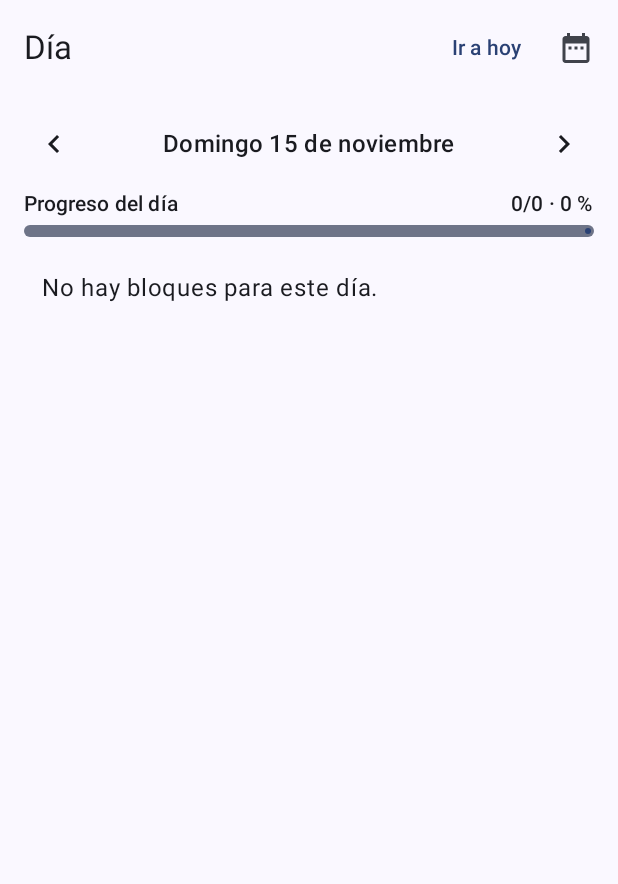
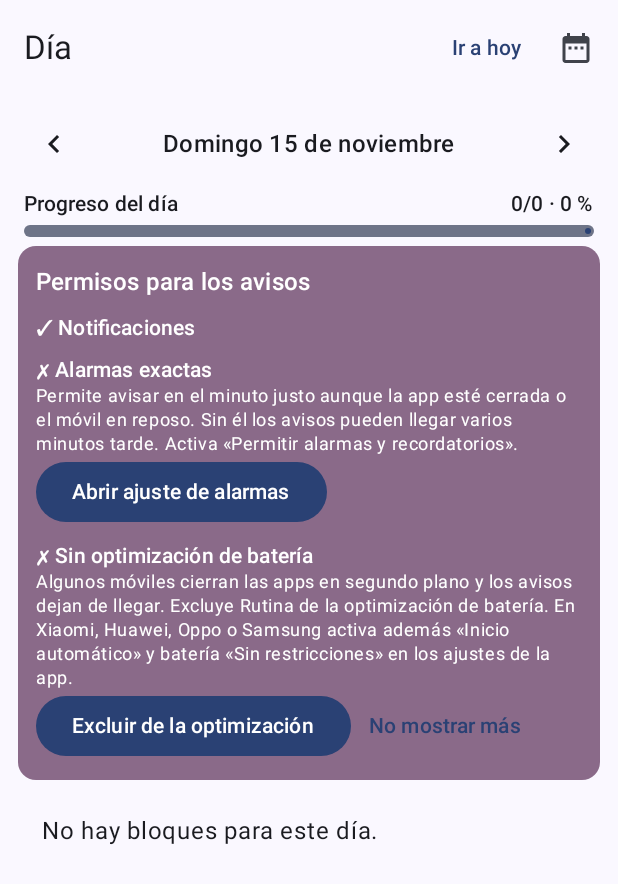
Before and after one commit to Sunless404/KT, an Android app built with Jetpack Compose: the composable TodayScreen shown on its own in the app's theme, after a tap on "Día anterior", on a phone screen of 412 x 824 dp. Shown: the top 884 px of the screen. Run offline under Robolectric (Android 15) with nearby library versions, the phone set to English and light mode, and no system bars; our stand-ins replace Room's generated code.

Commit message:
Fase 2: avisos con alarmas exactas, acciones en la notificación, permisos y ajustes

```diff
--- a/app/src/main/java/com/sunless404/rutina/data/Repository.kt
+++ b/app/src/main/java/com/sunless404/rutina/data/Repository.kt
@@ -3,6 +3,7 @@ package com.sunless404.rutina.data
 import androidx.room.withTransaction
 import kotlinx.coroutines.flow.Flow
 import kotlinx.coroutines.flow.combine
+import kotlinx.coroutines.flow.first
 import kotlinx.coroutines.sync.Mutex
 import kotlinx.coroutines.sync.withLock
 import java.time.LocalDate
@@ -66,6 +67,8 @@ class Repository(private val db: AppDatabase) {
             }
         }
     }
+
+    suspend fun range(from: LocalDate, to: LocalDate): Map<Long, DayData> = observeRange(from, to).first()
 
     suspend fun entriesBetween(from: LocalDate, to: LocalDate): List<DayEntry> =
         dao.entriesBetween(from.toEpochDay(), to.toEpochDay())
--- /dev/null
+++ b/app/src/main/java/com/sunless404/rutina/ui/settings/PermissionsCard.kt
@@ -0,0 +1,162 @@
+package com.sunless404.rutina.ui.settings
+
+import android.Manifest
+import android.annotation.SuppressLint
+import android.content.Context
+import android.content.Intent
+import android.content.pm.PackageManager
+import android.net.Uri
+import android.os.Build
+import android.os.PowerManager
+import android.provider.Settings
+import androidx.activity.compose.rememberLauncherForActivityResult
+import androidx.activity.result.contract.ActivityResultContracts
+import androidx.compose.foundation.layout.Column
+import androidx.compose.foundation.layout.Row
+import androidx.compose.foundation.layout.Spacer
+import androidx.compose.foundation.layout.fillMaxWidth
+import androidx.compose.foundation.layout.height
+import androidx.compose.foundation.layout.padding
+import androidx.compose.material3.Button
+import androidx.compose.material3.Card
+import androidx.compose.material3.CardDefaults
+import androidx.compose.material3.MaterialTheme
+import androidx.compose.material3.Text
+import androidx.compose.material3.TextButton
+import androidx.compose.runtime.Composable
+import androidx.compose.runtime.getValue
+import androidx.compose.runtime.mutableStateOf
+import androidx.compose.runtime.remember
+import androidx.compose.runtime.setValue
+import androidx.compose.ui.Modifier
+import androidx.compose.ui.platform.LocalContext
+import androidx.compose.ui.unit.dp
+import androidx.core.app.NotificationManagerCompat
+import androidx.core.content.ContextCompat
+import androidx.lifecycle.compose.LifecycleResumeEffect
+import com.sunless404.rutina.App
+
+private data class PermState(val notifications: Boolean, val exact: Boolean, val battery: Boolean)
+
+private fun readState(ctx: Context): PermState {
+    val app = ctx.applicationContext as App
+    val notif = NotificationManagerCompat.from(ctx).areNotificationsEnabled() &&
+        (Build.VERSION.SDK_INT < 33 || ContextCompat.checkSelfPermission(
+            ctx, Manifest.permission.POST_NOTIFICATIONS
+        ) == PackageManager.PERMISSION_GRANTED)
+    val battery = ctx.getSystemService(PowerManager::class.java).isIgnoringBatteryOptimizations(ctx.packageName)
+    return PermState(notif, app.alarms.canScheduleExact(), battery)
+}
+
+private fun Context.open(intent: Intent) {
+    try {
+        startActivity(intent.addFlags(Intent.FLAG_ACTIVITY_NEW_TASK))
+    } catch (_: Exception) {
+        startActivity(
+            Intent(Settings.ACTION_APPLICATION_DETAILS_SETTINGS, Uri.parse("package:$packageName"))
+                .addFlags(Intent.FLAG_ACTIVITY_NEW_TASK)
+        )
+    }
+}
+
+/**
+ * Explica y pide lo necesario para que los avisos lleguen: notificaciones,
+ * alarmas exactas y exclusión de la optimización de batería.
+ * Con [always] = false solo aparece si falta algo.
+ */
+@SuppressLint("BatteryLife")
+@Composable
+fun PermissionsCard(always: Boolean = false, modifier: Modifier = Modifier) {
+    val ctx = LocalContext.current
+    val app = ctx.applicationContext as App
+    var state by remember { mutableStateOf(readState(ctx)) }
+    var hideBattery by remember { mutableStateOf(app.prefs.hideBatteryHint) }
+    val pkg = Uri.parse("package:${ctx.packageName}")
+
+    LifecycleResumeEffect(Unit) {
+        state = readState(ctx)
+        onPauseOrDispose { }
+    }
+    val launcher = rememberLauncherForActivityResult(ActivityResultContracts.RequestPermission()) { granted ->
+        state = readState(ctx)
+        if (!granted) {
+            // Denegado antes: Android ya no muestra el diálogo, hay que ir a los ajustes.
+            ctx.open(
+                Intent(Settings.ACTION_APP_NOTIFICATION_SETTINGS)
+                    .putExtra(Settings.EXTRA_APP_PACKAGE, ctx.packageName)
+            )
+        }
+    }
+
+    val batteryPending = !state.battery && (always || !hideBattery)
+    if (!always && state.notifications && state.exact && !batteryPending) return
+
+    Card(
+        colors = CardDefaults.cardColors(containerColor = MaterialTheme.colorScheme.tertiaryContainer),
+        modifier = modifier.fillMaxWidth(),
+    ) {
+        Column(Modifier.padding(12.dp)) {
+            Text("Permisos para los avisos", style = MaterialTheme.typography.titleMedium)
+
+            Item(
+                ok = state.notifications,
+                title = "Notificaciones",
+                why = "Sin este permiso Android no deja mostrar ningún aviso de tus bloques.",
+                button = "Permitir notificaciones",
+            ) {
+                if (Build.VERSION.SDK_INT >= 33) launcher.launch(Manifest.permission.POST_NOTIFICATIONS)
+                else ctx.open(
+                    Intent(Settings.ACTION_APP_NOTIFICATION_SETTINGS)
+                        .putExtra(Settings.EXTRA_APP_PACKAGE, ctx.packageName)
+                )
+            }
+
+            Item(
+                ok = state.exact,
+                title = "Alarmas exactas",
+                why = "Permite avisar en el minuto justo aunque la app esté cerrada o el móvil en reposo. " +
+                    "Sin él los avisos pueden llegar varios minutos tarde. Activa «Permitir alarmas y recordatorios».",
+                button = "Abrir ajuste de alarmas",
+            ) {
+                if (Build.VERSION.SDK_INT >= 31) ctx.open(Intent(Settings.ACTION_REQUEST_SCHEDULE_EXACT_ALARM, pkg))
+            }
+
+            if (state.battery || batteryPending) Item(
+                ok = state.battery,
+                title = "Sin optimización de batería",
+                why = "Algunos móviles cierran las apps en segundo plano y los avisos dejan de llegar. " +
+                    "Excluye Rutina de la optimización de batería. En Xiaomi, Huawei, Oppo o Samsung activa además " +
+                    "«Inicio automático» y batería «Sin restricciones» en los ajustes de la app.",
+                button = "Excluir de la optimización",
+                secondary = if (always) null else "No mostrar más",
+                onSecondary = {
+                    app.prefs.hideBatteryHint = true
+                    hideBattery = true
+                },
+            ) {
+                ctx.open(Intent(Settings.ACTION_REQUEST_IGNORE_BATTERY_OPTIMIZATIONS, pkg))
+            }
+        }
+    }
+}
+
+@Composable
+private fun Item(
+    ok: Boolean,
+    title: String,
+    why: String,
+    button: String,
+    secondary: String? = null,
+    onSecondary: () -> Unit = {},
+    onClick: () -> Unit,
+) {
+    Spacer(Modifier.height(8.dp))
+    Text((if (ok) "✓ " else "✗ ") + title, style = MaterialTheme.typography.titleSmall)
+    if (!ok) {
+        Text(why, style = MaterialTheme.typography.bodySmall)
+        Row {
+            Button(onClick = onClick) { Text(button) }
+            if (secondary != null) TextButton(onClick = onSecondary) { Text(secondary) }
+        }
+    }
+}
--- a/app/src/main/java/com/sunless404/rutina/ui/today/TodayScreen.kt
+++ b/app/src/main/java/com/sunless404/rutina/ui/today/TodayScreen.kt
@@ -55,6 +55,7 @@ import com.sunless404.rutina.domain.fmtLongDate
 import com.sunless404.rutina.domain.fmtRange
 import com.sunless404.rutina.ui.common.ScreenScaffold
 import com.sunless404.rutina.ui.common.composeColor
+import com.sunless404.rutina.ui.settings.PermissionsCard
 import java.time.Instant
 import java.time.LocalDate
 import java.time.ZoneOffset
@@ -79,6 +80,7 @@ fun TodayScreen(vm: TodayViewModel, extraActions: @Composable () -> Unit = {}) {
         ) {
             item { DateHeader(ui, onPrev = { vm.shiftDate(-1) }, onNext = { vm.shiftDate(1) }) }
             item { ProgressHeader(ui) }
+            item { PermissionsCard() }
             if (ui.isToday) item { NowCard(ui) }
             if (ui.isFuture) item {
                 Text(
@@ -245,7 +247,7 @@ private fun EntryRow(
         DropdownMenu(expanded = menu, onDismissRequest = { menu = false }) {
             DropdownMenuItem(text = { Text("Hecho") }, onClick = { menu = false; onStatus(Status.HECHO) })
             DropdownMenuItem(text = { Text("Saltar") }, onClick = { menu = false; onStatus(Status.SALTADO) })
-            DropdownMenuItem(text = { Text("Posponer") }, onClick = { menu = false; onStatus(Status.POSPUESTO) })
+            DropdownMenuItem(text = { Text("Posponer 10 min") }, onClick = { menu = false; onStatus(Status.POSPUESTO) })
             DropdownMenuItem(text = { Text("Dejar pendiente") }, onClick = { menu = false; onStatus(Status.PENDIENTE) })
         }
     }
--- /dev/null
+++ b/app/src/main/res/drawable/ic_stat.xml
@@ -0,0 +1,9 @@
+<vector xmlns:android="http://schemas.android.com/apk/res/android"
+    android:width="24dp"
+    android:height="24dp"
+    android:viewportWidth="24"
+    android:viewportHeight="24">
+    <path
+        android:fillColor="#FFFFFF"
+        android:pathData="M9,16.2L4.8,12l-1.4,1.4L9,19 21,7l-1.4,-1.4z" />
+</vector>
```
Also changed, not shown: app/src/main/AndroidManifest.xml (+21 -0 lines), app/src/main/java/com/sunless404/rutina/App.kt (+6 -1 lines), app/src/main/java/com/sunless404/rutina/MainActivity.kt (+8 -1 lines), app/src/main/java/com/sunless404/rutina/data/Prefs.kt (+15 -0 lines), app/src/main/java/com/sunless404/rutina/notify/Alarms.kt (added, +226 -0 lines), app/src/main/java/com/sunless404/rutina/notify/Receivers.kt (added, +54 -0 lines), app/src/main/java/com/sunless404/rutina/ui/settings/SettingsScreen.kt (added, +132 -0 lines), app/src/main/java/com/sunless404/rutina/ui/today/TodayViewModel.kt (+7 -1 lines).
